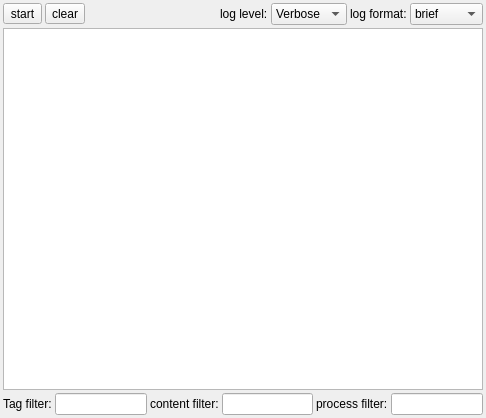
Above: cconsoleform.ui from LeZheng/Canary-Adb before the change. Below: the same form after it.
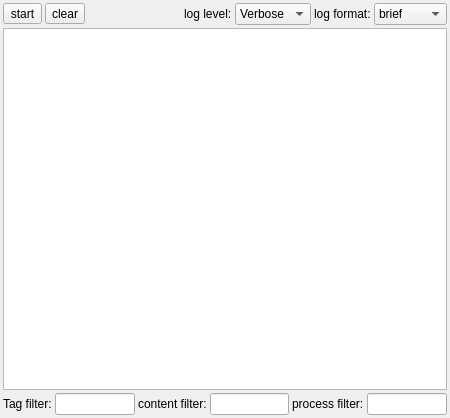
That is the form after the change. Icons and pictures are not drawn.

The edit to the form file:
```diff
--- a/cconsoleform.ui
+++ b/cconsoleform.ui
@@ -6,13 +6,13 @@
    <rect>
     <x>0</x>
     <y>0</y>
-    <width>486</width>
+    <width>450</width>
     <height>418</height>
    </rect>
   </property>
   <property name="minimumSize">
    <size>
-    <width>400</width>
+    <width>450</width>
     <height>200</height>
    </size>
   </property>
```
Left out of the diff: 49 changed lines with no effect on the pictures.
